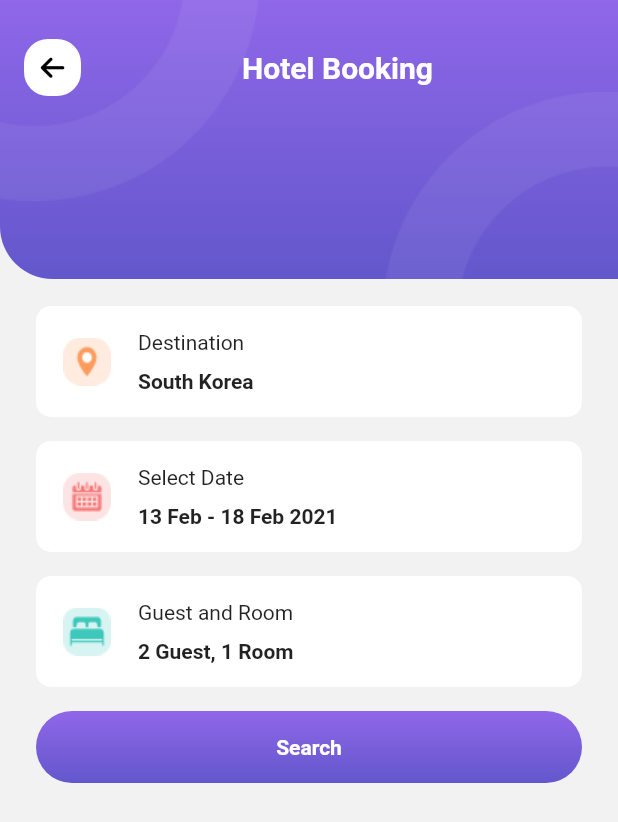
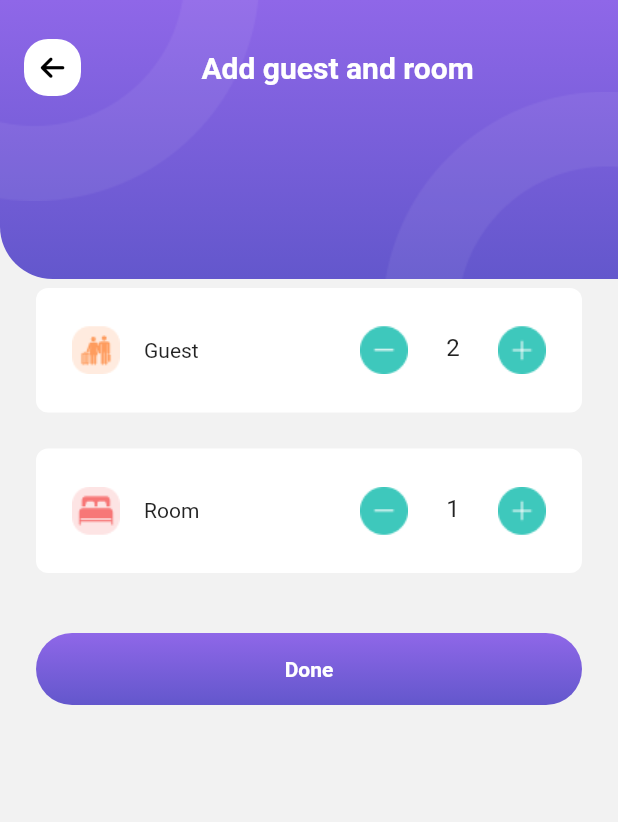
Before and after one commit to tychicus04/travo_app, a Flutter app: the HotelBookingScreen screen opened by its route, after a tap on "Guest and Room", on a phone screen of 412 x 824 dp. Shown: the top 822 px of the screen. Run offline on Flutter 3.47's test engine with Material 2 defaults, Android fonts, the phone set to English and light mode, and no system bars; our stand-ins replace font_awesome_flutter, hive_flutter, salomon_bottom_bar, smooth_page_indicator, syncfusion_flutter_datepicker; accounts and stored records are empty.

Commit message:
guest and room screen

```diff
--- a/lib/core/helpers/asset_helper.dart
+++ b/lib/core/helpers/asset_helper.dart
@@ -1,4 +1,5 @@
 class AssetHelper {
+  // image
   static const String imageBackGroundSplash = 'assets/images/background_splash.png';
   static const String imageCircleSplash = 'assets/images/circle_splash.png';
   static const String intro1 = 'assets/images/intro_image1.png';
@@ -7,14 +8,20 @@ class AssetHelper {
   static const String oval1 = 'assets/images/oval1.png';
   static const String oval2 = 'assets/images/oval2.png';
   static const String avt = 'assets/images/avt1.png';
-  static const String icoFlight = 'assets/icons/flight.png';
-  static const String icoHotel = 'assets/icons/hotel.png';
-  static const String icoGroup = 'assets/icons/group.png';
   static const String korea= 'assets/images/korea.png';
   static const String japan = 'assets/images/japan.png';
   static const String turkey = 'assets/images/turkey.png';
   static const String dubai = 'assets/images/dubai.png';
-  static const String icoDestination = 'assets/images/destination.png';
-  static const String icoDate = 'assets/images/date.png';
-  static const String icoGuestAndRoom = 'assets/images/guest_and_room.png';
+
+  // icon
+  static const String icoFlight = 'assets/icons/flight.png';
+  static const String icoHotel = 'assets/icons/hotel.png';
+  static const String icoGroup = 'assets/icons/group.png';
+  static const String icoDestination = 'assets/icons/destination.png';
+  static const String icoDate = 'assets/icons/date.png';
+  static const String icoGuestAndRoom = 'assets/icons/guest_and_room.png';
+  static const String icoGuest = 'assets/icons/guest.png';
+  static const String icoRoom = 'assets/icons/room.png';
+  static const String icoIncre = 'assets/icons/increase.png';
+  static const String icoDecre = 'assets/icons/decrease.png';
 }
--- /dev/null
+++ b/lib/representation/screens/guest_and_room_booking_screen.dart
@@ -0,0 +1,51 @@
+import 'package:flutter/material.dart';
+import 'package:project_02/core/constants/dismension_constants.dart';
+import 'package:project_02/core/helpers/asset_helper.dart';
+import 'package:project_02/representation/widgets/app_bar_containner.dart';
+import 'package:project_02/representation/widgets/button_widget.dart';
+import 'package:project_02/representation/widgets/item_add_guest_and_room.dart';
+
+class GuestAndRoomBookingScreen extends StatefulWidget {
+  const GuestAndRoomBookingScreen({super.key});
+
+  static  String routeName = '/guest_and_room_booking_screen.dart';
+
+  @override
+  State<GuestAndRoomBookingScreen> createState() => _GuestAndRoomBookingScreenState();
+}
+
+class _GuestAndRoomBookingScreenState extends State<GuestAndRoomBookingScreen> {
+  @override
+  Widget build(BuildContext context) {
+    return AppBarContainerWidget(
+      titleString: 'Add guest and room',
+      implementLeading: true,
+      child: Column(
+        children: [
+          const SizedBox(
+            height: kMediumPadding * 1.5,
+          ),
+          const ItemAddGuestAndRoom(
+            title: 'Guest',
+            icon: AssetHelper.icoGuest,
+            initData: 2
+          ),
+          const ItemAddGuestAndRoom(
+            title: 'Room',
+            icon: AssetHelper.icoRoom,
+            initData: 1
+          ),
+          const SizedBox(
+            height: kDefaultPadding,
+          ),
+          ButtonWidget(
+            title: 'Done',
+            ontap: () {
+              Navigator.of(context).pop();
+            },
+          ),
+        ]
+      ),
+    );
+  }
+}
--- a/lib/representation/screens/hotel_booking_screen.dart
+++ b/lib/representation/screens/hotel_booking_screen.dart
@@ -1,6 +1,8 @@
 import 'package:flutter/material.dart';
 import 'package:project_02/core/constants/dismension_constants.dart';
 import 'package:project_02/core/helpers/asset_helper.dart';
+import 'package:project_02/representation/screens/guest_and_room_booking_screen.dart';
+import 'package:project_02/representation/screens/hotels_screen.dart';
 import 'package:project_02/representation/screens/select_date_screen.dart';
 import 'package:project_02/representation/widgets/app_bar_containner.dart';
 import 'package:project_02/representation/widgets/button_widget.dart';
@@ -19,6 +21,7 @@ class HotelBookingScreen extends StatefulWidget {
 class _HotelBookingScreenState extends State<HotelBookingScreen> {
 
   String? dateSelected;
+  String? guestAndRoomSelected;
 
   @override
   Widget build(BuildContext context) {
@@ -59,14 +62,22 @@ class _HotelBookingScreenState extends State<HotelBookingScreen> {
               icon: AssetHelper.icoGuestAndRoom,
               title: 'Guest and Room',
               description: '2 Guest, 1 Room',
-              onTap: () {}
+              onTap: () async {
+                final result = await Navigator.of(context).pushNamed(GuestAndRoomBookingScreen.routeName);
+                if(!(result as List<int?>).any((element) => element == null)) {
+                  // guestAndRoomSelected = '${result[0]?.} - ${result[1]?}';
+                  setState(() {});
+                }
+              }
             ),
             const SizedBox(
               height: kDefaultPadding,
             ),
             ButtonWidget(
               title: 'Search',
-              ontap: () {},
+              ontap: () {
+                Navigator.of(context).pushNamed(HotelsScreen.routeName);
+              },
             ),
           ]
         )
--- /dev/null
+++ b/lib/representation/widgets/item_add_guest_and_room.dart
@@ -0,0 +1,117 @@
+import 'package:flutter/material.dart';
+import 'package:project_02/core/constants/dismension_constants.dart';
+import 'package:project_02/core/helpers/asset_helper.dart';
+import 'package:project_02/core/helpers/image_healper.dart';
+
+class ItemAddGuestAndRoom extends StatefulWidget {
+  const ItemAddGuestAndRoom({super.key, required this.title, required this.icon, required this.initData});
+
+  final String title;
+  final String icon;
+  final int initData;
+
+  @override
+  State<ItemAddGuestAndRoom> createState() => _ItemAddGuestAndRoomState();
+}
+
+class _ItemAddGuestAndRoomState extends State<ItemAddGuestAndRoom> {
+
+  late final TextEditingController _textEditingController;
+  final FocusNode _focusNode = FocusNode();
+
+  late int number;
+
+  @override
+  void initState() {
+    super.initState();
+    number = widget.initData;
+    _textEditingController = TextEditingController(text: widget.initData.toString())
+    ..addListener(() {
+      number = int.parse(_textEditingController.text);
+    });
+  }
+
+  @override
+  Widget build(BuildContext context) {
+    return Container(
+      decoration: BoxDecoration(
+        borderRadius: BorderRadius.circular(kTopPadding),
+        color: Colors.white,
+      ),
+      margin: const EdgeInsets.only(bottom: kMediumPadding),
+      padding: const EdgeInsets.all(
+        kMediumPadding
+      ),
+      child: Row(
+        children: [
+          ImageHelper.loadFromAsset(
+            widget.icon,
+          ),
+          const SizedBox(
+            width: kDefaultPadding,
+          ),
+          Text(
+            widget.title,
+          ),
+          const Spacer(),
+          GestureDetector(
+            onTap: () {
+              if(number > 1) {
+                setState(() {
+                  number --;
+                  _textEditingController.text = number.toString();
+                  if(_focusNode.hasFocus) {
+                  _focusNode.unfocus();
+                  }
+                });
+              }
+            },
+            child: ImageHelper.loadFromAsset(
+              AssetHelper.icoDecre
+            ),
+          ),
+          Container(
+            height: 35,
+                width: 60,
+                padding: const EdgeInsets.only(left: 3),
+                alignment: Alignment.center,
+                child: TextField(
+                  controller: _textEditingController,
+                  textAlign: TextAlign.center,
+                  focusNode: _focusNode,
+                  enabled: true,
+                  autocorrect: false,
+                  minLines: 1,
+                  maxLines: 1,
+                  keyboardType: TextInputType.number,
+                  decoration: const InputDecoration(
+                    border: InputBorder.none,
+                    focusedBorder: InputBorder.none,
+                    enabledBorder: InputBorder.none,
+                    contentPadding: EdgeInsets.only(
+                      bottom: 18,
+                    ),
+                  ),
+                  onChanged: (value) {},
+                  onSubmitted: (String submitValue) {},
+                ),
+          ),
+          GestureDetector(
+            onTap: () {
+              setState(() {
+                number ++;
+              });
+              _textEditingController.text = number.toString();
+              if(_focusNode.hasFocus) {
+                _focusNode.unfocus();
+              }
+            },
+            child: ImageHelper.loadFromAsset(
+              AssetHelper.icoIncre
+            ),
+          ),
+        ],
+      )
+    );
+  }
+}
--- a/lib/routes.dart
+++ b/lib/routes.dart
@@ -1,6 +1,8 @@
 import 'package:flutter/material.dart';
+import 'package:project_02/representation/screens/guest_and_room_booking_screen.dart';
 import 'package:project_02/representation/screens/hotel_booking_screen.dart';
 import 'package:project_02/representation/screens/hotel_screen.dart';
+import 'package:project_02/representation/screens/hotels_screen.dart';
 import 'package:project_02/representation/screens/intro_screen.dart';
 import 'package:project_02/representation/screens/select_date_screen.dart';
 import 'package:project_02/representation/screens/splash_screen.dart';
@@ -13,4 +15,37 @@ final Map<String, WidgetBuilder> routes = {
   HotelScreen.routeName: (context) => const HotelScreen(),
   HotelBookingScreen.routeName: (context) => const HotelBookingScreen(),
   SelectDateScreen.routeName: (context) => SelectDateScreen(),
+  GuestAndRoomBookingScreen.routeName: (context) => const GuestAndRoomBookingScreen(),
+  HotelsScreen.routeName: (context) => const HotelsScreen(),
 };
+// MaterialPageRoute<dynamic>? generateRoutes(RouteSettings settings) {
+//   switch (settings.name) {
+//     case DetailHotelScreen.routeName:
+//       final HotelModel hotelModel = (settings.arguments as HotelModel);
+//       return MaterialPageRoute<dynamic>(
+//         settings: settings,
+//         builder: (context) => DetailHotelScreen(
+//           hotelModel: hotelModel,
+//         ),
+//       );
+//     case CheckOutScreen.routeName:
+//       final RoomModel roomModel = (settings.arguments as RoomModel);
+//       return MaterialPageRoute<dynamic>(
+//         settings: settings,
+//         builder: (context) => CheckOutScreen(
+//           roomModel: roomModel,
+//         ),
+//       );
+
+//     case HotelBookingScreen.routeName:
+//       final String? destination = (settings.arguments as String?);
+//       return MaterialPageRoute<dynamic>(
+//         settings: settings,
+//         builder: (context) => HotelBookingScreen(
+//           destination: destination,
+//         ),
+//       );
+//     default:
+//       return null;
+//   }
+// }
```
Also changed, not shown: lib/data/models/hotel_model.dart (added, +19 -0 lines), lib/representation/screens/hotels_screen.dart (added, +25 -0 lines), lib/representation/widgets/item_hotel_widget.dart (+40 -0 lines), assets/icons/date.png (renamed from assets/images/date.png), assets/icons/decrease.png (added), assets/icons/destination.png (renamed from assets/images/destination.png), assets/icons/guest.png (added), assets/icons/guest_and_room.png (renamed from assets/images/guest_and_room.png), assets/icons/increase.png (added), assets/icons/room.png (added), assets/images/room1.png (added), assets/images/room2.png (added), assets/images/room3.png (added).
